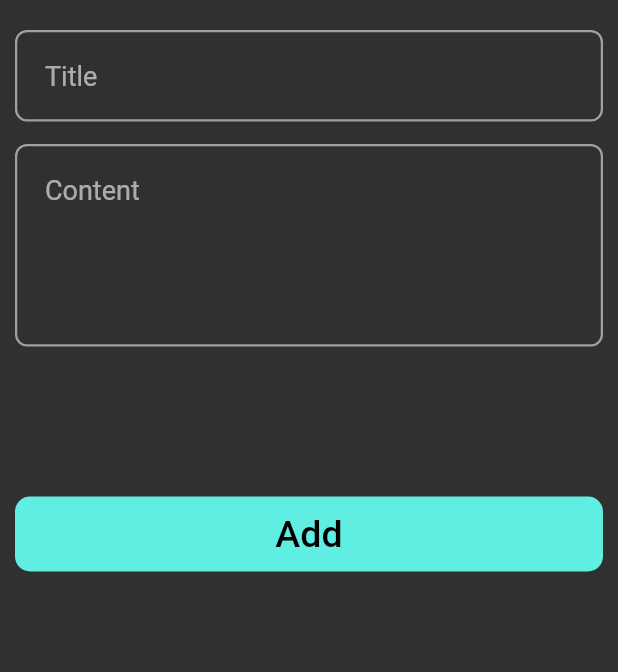
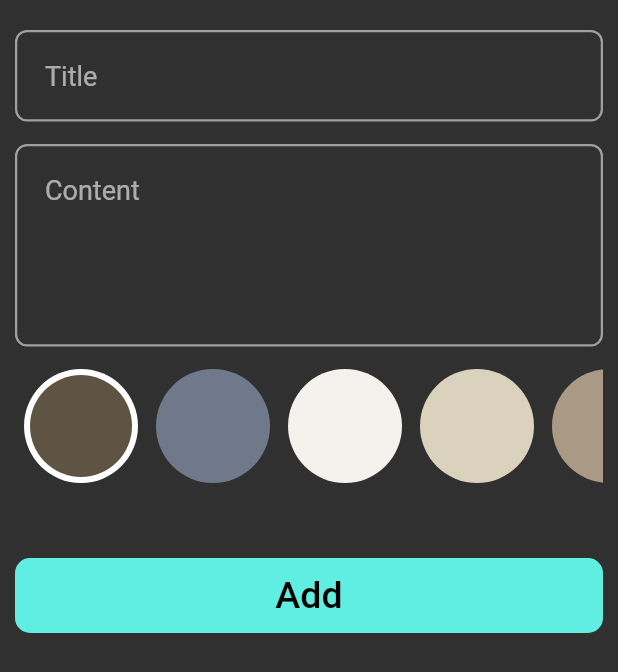
Before and after one commit to HazemAhmed3020/memories_app, a Flutter app: the AddNoteBottomSheet widget shown alone on an empty page, opened directly, on a phone screen of 412 x 824 dp. Shown: the top 672 px of the screen. Run offline on Flutter 3.47's test engine with Material 3 defaults, Android fonts, the phone set to English and light mode, and no system bars; drawn by our look-alikes of modal_progress_hud_nsn; our stand-ins replace flutter_bloc, hive, hive_flutter; accounts and stored records are empty.

Commit message:
add color list to bottom sheet and finish the app

```diff
--- a/lib/constants.dart
+++ b/lib/constants.dart
@@ -1,2 +1,10 @@
+import 'package:flutter/material.dart';
+const kNoteBox = 'Note_Box';
 
-const kNoteBox = 'Note_Box';
+List<Color> kColors = const [
+  Color(0xFF5F5344),
+  Color(0xFF70798C),
+  Color(0xFFF5F1ED),
+  Color(0xFFDAD2BC),
+  Color(0xFFA99985),
+];
--- a/lib/cubits/add_note_cubit/add_note_cubit.dart
+++ b/lib/cubits/add_note_cubit/add_note_cubit.dart
@@ -1,3 +1,5 @@
+import 'dart:ui';
+
 import 'package:flutter/foundation.dart';
 import 'package:flutter_bloc/flutter_bloc.dart';
 import 'package:hive_flutter/hive_flutter.dart';
@@ -7,8 +9,9 @@ part 'add_note_state.dart';
 
 class AddNoteCubit extends Cubit<AddNoteState> {
   AddNoteCubit() : super(AddNoteInitial());
-
+  Color color = const Color(0xFFFBCA88);
   void addNote(NoteModel note){
+    note.color = color.toARGB32();
     emit(AddNoteLoading());
     try{
       var noteBox = Hive.box<NoteModel>(kNoteBox);
--- a/lib/widgets/add_note_bottom_sheet.dart
+++ b/lib/widgets/add_note_bottom_sheet.dart
@@ -5,6 +5,7 @@ import 'package:modal_progress_hud_nsn/modal_progress_hud_nsn.dart';
 import 'package:notes_app/cubits/add_note_cubit/add_note_cubit.dart';
 import 'package:notes_app/cubits/notes_cubit/notes_cubit.dart';
 import 'package:notes_app/models/note_model.dart';
+import 'package:notes_app/widgets/colors_list.dart';
 import 'custom_bottom.dart';
 import 'custom_text_field.dart';
 
@@ -62,7 +63,9 @@ class _AddNoteBottomSheetState extends State<AddNoteBottomSheet> {
                           content = data;
                         },
                       ),
-                      SizedBox(height: 100),
+                      SizedBox(height: 15),
+                      ColorsListView(),
+                      SizedBox(height: 50),
                       CustomButton(txt: 'Add',
                           onTap: () async {
                             if (formKey.currentState!.validate()) {
--- /dev/null
+++ b/lib/widgets/colors_list.dart
@@ -0,0 +1,66 @@
+import 'package:flutter/material.dart';
+import 'package:flutter_bloc/flutter_bloc.dart';
+import '../constants.dart';
+import '../cubits/add_note_cubit/add_note_cubit.dart';
+
+class ColorItem extends StatelessWidget {
+  const ColorItem({super.key, required this.isActive, required this.color});
+
+  final bool isActive;
+
+  final Color color;
+  @override
+  Widget build(BuildContext context) {
+    return isActive
+        ? CircleAvatar(
+      radius: 38,
+      backgroundColor: Colors.white,
+      child: CircleAvatar(
+        radius: 34,
+        backgroundColor: color,
+      ),
+    )
+        : CircleAvatar(
+      radius: 38,
+      backgroundColor: color,
+    );
+  }
+}
+
+class ColorsListView extends StatefulWidget {
+  const ColorsListView({super.key});
+
+  @override
+  State<ColorsListView> createState() => _ColorsListViewState();
+}
+
+class _ColorsListViewState extends State<ColorsListView> {
+  int currentIndex = 0;
+
+  @override
+  Widget build(BuildContext context) {
+    return SizedBox(
+      height: 38 * 2,
+      child: ListView.builder(
+        itemCount: kColors.length,
+        scrollDirection: Axis.horizontal,
+        itemBuilder: (context, index) {
+          return Padding(
+            padding: const EdgeInsets.symmetric(horizontal: 6),
+            child: GestureDetector(
+              onTap: () {
+                currentIndex = index;
+                BlocProvider.of<AddNoteCubit>(context).color = kColors[index];
+                setState(() {});
+              },
+              child: ColorItem(
+                color: kColors[index],
+                isActive: currentIndex == index,
+              ),
+            ),
+          );
+        },
+      ),
+    );
+  }
+}
--- a/lib/widgets/note_item.dart
+++ b/lib/widgets/note_item.dart
@@ -23,7 +23,7 @@ class NoteItem extends StatelessWidget {
         ),
         margin: EdgeInsets.only(bottom: 10),
         decoration: BoxDecoration(
-          color: Color(0xFFFFCD7A),
+          color: Color(noteModel.color),
           borderRadius: BorderRadius.all(Radius.circular(24)),
         ),
         child: Column(
```
